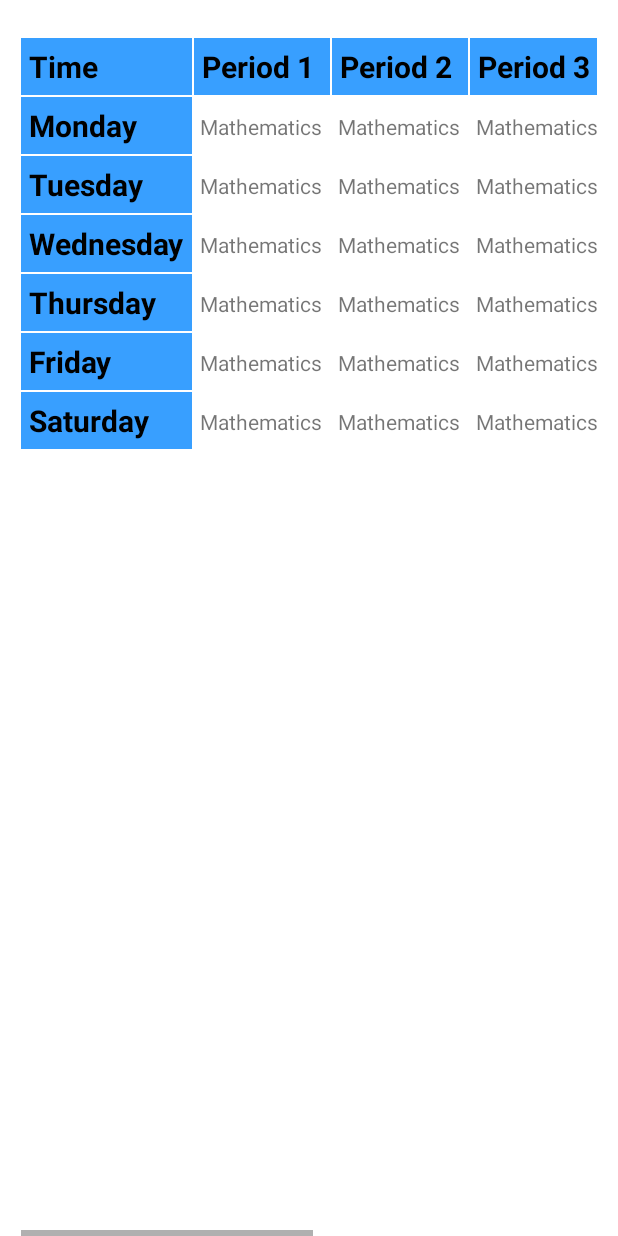
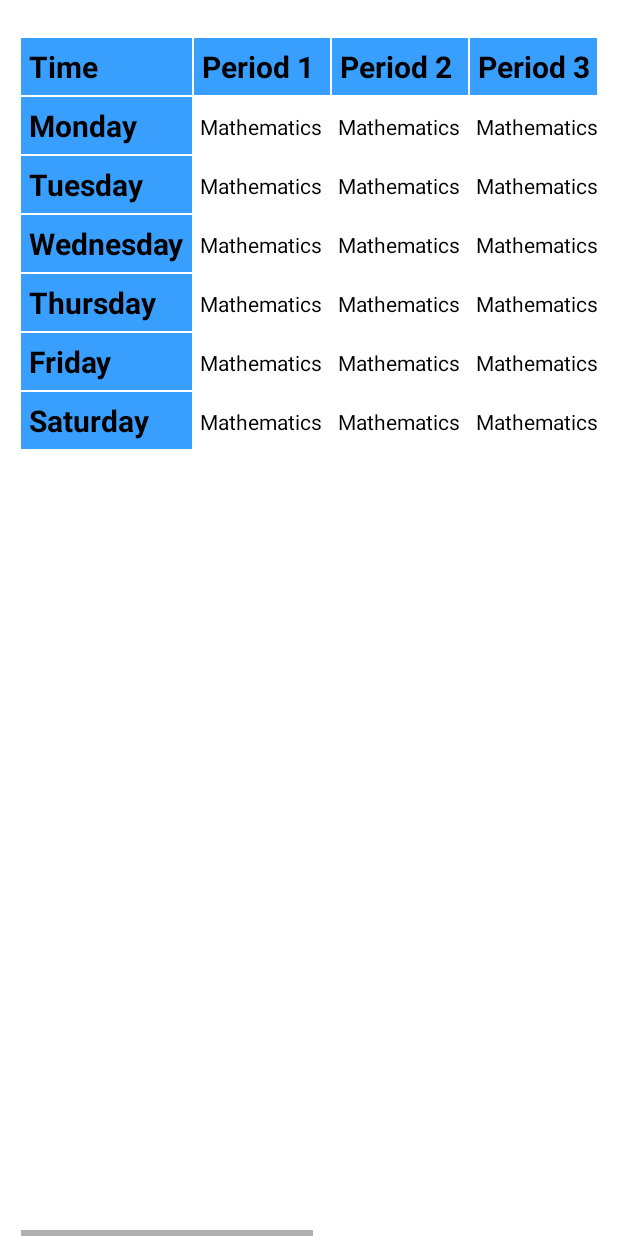
Before and after one commit to sidhartha8011/AttendenceCMRU, an Android app: the fragment TimeTable shown on its own in the app's theme, on a phone screen of 412 x 824 dp. Run offline under Robolectric (Android 15) with nearby library versions, the phone set to English and light mode, and no system bars.

Commit message:
pause 4- changes

```diff
--- a/app/src/main/res/layout/activity_profile.xml
+++ b/app/src/main/res/layout/activity_profile.xml
@@ -127,6 +127,7 @@
                 android:layout_height="wrap_content"
                 android:layout_gravity="center_vertical"
                 android:paddingLeft="20dp"
+                android:textColor="@color/black"
                 android:text="Mail"
                 android:textStyle="bold" />
         </LinearLayout>
@@ -149,6 +150,7 @@
                 android:layout_height="wrap_content"
                 android:layout_gravity="center_vertical"
                 android:paddingLeft="20dp"
+                android:textColor="@color/black"
                 android:text="Contact"
                 android:textStyle="bold" />
         </LinearLayout>
@@ -172,6 +174,7 @@
                 android:layout_gravity="center_vertical"
                 android:paddingLeft="20dp"
                 android:text=""
+                android:textColor="@color/black"
                 android:textStyle="bold" />
         </LinearLayout>
 
@@ -193,6 +196,7 @@
                 android:id="@+id/profileUSN"
                 android:layout_height="wrap_content"
                 android:layout_gravity="center_vertical"
+                android:textColor="@color/black"
                 android:paddingLeft="20dp"
                 android:textStyle="bold" />
         </LinearLayout>
--- a/app/src/main/res/layout/fragment_time_table.xml
+++ b/app/src/main/res/layout/fragment_time_table.xml
@@ -123,24 +123,28 @@
             <TextView
                 android:layout_width="wrap_content"
                 android:layout_height="wrap_content"
+                android:textColor="@color/black"
                 android:padding="5dp"
                 android:id="@+id/d11"
                 android:text="Mathematics" />
             <TextView
                 android:layout_width="wrap_content"
                 android:layout_height="wrap_content"
+                android:textColor="@color/black"
                 android:padding="5dp"
                 android:id="@+id/d12"
                 android:text="Mathematics" />
             <TextView
                 android:layout_width="wrap_content"
                 android:layout_height="wrap_content"
+                android:textColor="@color/black"
                 android:padding="5dp"
                 android:id="@+id/d13"
                 android:text="Mathematics" />
             <TextView
                 android:layout_width="wrap_content"
                 android:id="@+id/d14"
+                android:textColor="@color/black"
                 android:layout_height="wrap_content"
                 android:padding="5dp"
                 android:text="Mathematics" />
@@ -148,17 +152,20 @@
                 android:layout_width="wrap_content"
                 android:layout_height="wrap_content"
                 android:padding="5dp"
+                android:textColor="@color/black"
                 android:id="@+id/d15"
                 android:text="Mathematics" />
             <TextView
                 android:layout_width="wrap_content"
                 android:layout_height="wrap_content"
                 android:padding="5dp"
+                android:textColor="@color/black"
                 android:id="@+id/d16"
                 android:text="Mathematics" />
             <TextView
                 android:layout_width="wrap_content"
                 android:layout_height="wrap_content"
+                android:textColor="@color/black"
                 android:padding="5dp"
                 android:id="@+id/d17"
                 android:text="Mathematics" />
@@ -174,6 +181,7 @@
                 android:layout_width="wrap_content"
                 android:layout_height="wrap_content"
                 style="@style/ttt"
+                android:textColor="@color/black"
                 android:padding="5dp"
                 android:textSize="20sp"
                 android:textStyle="bold"
@@ -185,18 +193,21 @@
                 android:layout_width="wrap_content"
                 android:layout_height="wrap_content"
                 android:padding="5dp"
+                android:textColor="@color/black"
                 android:id="@+id/d21"
                 android:text="Mathematics" />
             <TextView
                 android:layout_width="wrap_content"
                 android:layout_height="wrap_content"
                 android:padding="5dp"
+                android:textColor="@color/black"
                 android:id="@+id/d22"
                 android:text="Mathematics" />
             <TextView
                 android:layout_width="wrap_content"
                 android:layout_height="wrap_content"
                 android:padding="5dp"
+                android:textColor="@color/black"
                 android:id="@+id/d23"
                 android:text="Mathematics" />
             <TextView
@@ -204,23 +215,27 @@
                 android:id="@+id/d24"
                 android:layout_height="wrap_content"
                 android:padding="5dp"
+                android:textColor="@color/black"
                 android:text="Mathematics" />
             <TextView
                 android:layout_width="wrap_content"
                 android:layout_height="wrap_content"
                 android:padding="5dp"
+                android:textColor="@color/black"
                 android:id="@+id/d25"
                 android:text="Mathematics" />
             <TextView
                 android:layout_width="wrap_content"
                 android:layout_height="wrap_content"
                 android:padding="5dp"
+                android:textColor="@color/black"
                 android:id="@+id/d26"
                 android:text="Mathematics" />
             <TextView
                 android:layout_width="wrap_content"
                 android:layout_height="wrap_content"
                 android:padding="5dp"
+                android:textColor="@color/black"
                 android:id="@+id/d27"
                 android:text="Mathematics" />
 
@@ -235,6 +250,7 @@
                 android:layout_width="wrap_content"
                 android:layout_height="wrap_content"
                 style="@style/ttt"
+                android:textColor="@color/black"
                 android:padding="5dp"
                 android:textSize="20sp"
                 android:layout_marginTop="1dp"
@@ -246,23 +262,27 @@
                 android:layout_width="wrap_content"
                 android:layout_height="wrap_content"
                 android:padding="5dp"
+                android:textColor="@color/black"
                 android:id="@+id/d31"
                 android:text="Mathematics" />
             <TextView
                 android:layout_width="wrap_content"
                 android:layout_height="wrap_content"
                 android:padding="5dp"
+                android:textColor="@color/black"
                 android:id="@+id/d32"
                 android:text="Mathematics" />
             <TextView
                 android:layout_width="wrap_content"
                 android:layout_height="wrap_content"
                 android:padding="5dp"
+                android:textColor="@color/black"
                 android:id="@+id/d33"
                 android:text="Mathematics" />
             <TextView
                 android:layout_width="wrap_content"
                 android:id="@+id/d34"
+                android:textColor="@color/black"
                 android:layout_height="wrap_content"
                 android:padding="5dp"
                 android:text="Mathematics" />
@@ -270,18 +290,21 @@
                 android:layout_width="wrap_content"
                 android:layout_height="wrap_content"
                 android:padding="5dp"
+                android:textColor="@color/black"
                 android:id="@+id/d35"
                 android:text="Mathematics" />
             <TextView
                 android:layout_width="wrap_content"
                 android:layout_height="wrap_content"
                 android:padding="5dp"
+                android:textColor="@color/black"
                 android:id="@+id/d36"
                 android:text="Mathematics" />
             <TextView
                 android:layout_width="wrap_content"
                 android:layout_height="wrap_content"
                 android:padding="5dp"
+                android:textColor="@color/black"
                 android:id="@+id/d37"
                 android:text="Mathematics" />
 
@@ -296,6 +319,7 @@
                 android:layout_width="wrap_content"
                 android:layout_height="wrap_content"
                 style="@style/ttt"
+                android:textColor="@color/black"
                 android:padding="5dp"
                 android:layout_marginTop="1dp"
                 android:textSize="20sp"
@@ -308,11 +332,13 @@
                 android:layout_height="wrap_content"
                 android:padding="5dp"
                 android:id="@+id/d41"
+                android:textColor="@color/black"
                 android:text="Mathematics" />
             <TextView
                 android:layout_width="wrap_content"
                 android:layout_height="wrap_content"
                 android:padding="5dp"
+                android:textColor="@color/black"
                 android:id="@+id/d42"
                 android:text="Mathematics" />
             <TextView
@@ -320,10 +346,12 @@
                 android:layout_height="wrap_content"
                 android:padding="5dp"
                 android:id="@+id/d43"
+                android:textColor="@color/black"
                 android:text="Mathematics" />
             <TextView
                 android:layout_width="wrap_content"
                 android:id="@+id/d44"
+                android:textColor="@color/black"
                 android:layout_height="wrap_content"
                 android:padding="5dp"
                 android:text="Mathematics" />
@@ -332,17 +360,20 @@
                 android:layout_height="wrap_content"
                 android:padding="5dp"
                 android:id="@+id/d45"
+                android:textColor="@color/black"
                 android:text="Mathematics" />
             <TextView
                 android:layout_width="wrap_content"
                 android:layout_height="wrap_content"
                 android:padding="5dp"
+                android:textColor="@color/black"
                 android:id="@+id/d46"
                 android:text="Mathematics" />
             <TextView
                 android:layout_width="wrap_content"
                 android:layout_height="wrap_content"
                 android:padding="5dp"
+                android:textColor="@color/black"
                 android:id="@+id/d47"
                 android:text="Mathematics" />
 
@@ -357,6 +388,7 @@
                 android:layout_width="wrap_content"
                 android:layout_height="wrap_content"
                 style="@style/ttt"
+                android:textColor="@color/black"
                 android:padding="5dp"
                 android:textSize="20sp"
                 android:textStyle="bold"
@@ -368,23 +400,27 @@
                 android:layout_width="wrap_content"
                 android:layout_height="wrap_content"
                 android:padding="5dp"
+                android:textColor="@color/black"
                 android:id="@+id/d51"
                 android:text="Mathematics" />
             <TextView
                 android:layout_width="wrap_content"
                 android:layout_height="wrap_content"
                 android:padding="5dp"
+                android:textColor="@color/black"
                 android:id="@+id/d52"
                 android:text="Mathematics" />
             <TextView
                 android:layout_width="wrap_content"
                 android:layout_height="wrap_content"
                 android:padding="5dp"
+                android:textColor="@color/black"
                 android:id="@+id/d53"
                 android:text="Mathematics" />
             <TextView
                 android:layout_width="wrap_content"
                 android:id="@+id/d54"
+                android:textColor="@color/black"
                 android:layout_height="wrap_content"
                 android:padding="5dp"
                 android:text="Mathematics" />
@@ -392,18 +428,21 @@
                 android:layout_width="wrap_content"
                 android:layout_height="wrap_content"
                 android:padding="5dp"
+                android:textColor="@color/black"
                 android:id="@+id/d55"
                 android:text="Mathematics" />
             <TextView
                 android:layout_width="wrap_content"
                 android:layout_height="wrap_content"
                 android:padding="5dp"
+                android:textColor="@color/black"
                 android:id="@+id/d56"
                 android:text="Mathematics" />
             <TextView
                 android:layout_width="wrap_content"
                 android:layout_height="wrap_content"
                 android:padding="5dp"
+                android:textColor="@color/black"
                 android:id="@+id/d57"
                 android:text="Mathematics" />
          </TableRow>
@@ -417,6 +456,7 @@
                 android:layout_width="wrap_content"
                 android:layout_height="wrap_content"
                 style="@style/ttt"
+                android:textColor="@color/black"
                 android:padding="5dp"
                 android:textSize="20sp"
                 android:textStyle="bold"
@@ -427,23 +467,27 @@
                 android:layout_width="wrap_content"
                 android:layout_height="wrap_content"
                 android:padding="5dp"
+                android:textColor="@color/black"
                 android:id="@+id/d61"
                 android:text="Mathematics" />
             <TextView
                 android:layout_width="wrap_content"
                 android:layout_height="wrap_content"
                 android:padding="5dp"
+                android:textColor="@color/black"
                 android:id="@+id/d62"
                 android:text="Mathematics" />
             <TextView
                 android:layout_width="wrap_content"
                 android:layout_height="wrap_content"
                 android:padding="5dp"
+                android:textColor="@color/black"
                 android:id="@+id/d63"
                 android:text="Mathematics" />
             <TextView
                 android:layout_width="wrap_content"
                 android:id="@+id/d64"
+                android:textColor="@color/black"
                 android:layout_height="wrap_content"
                 android:padding="5dp"
                 android:text="Mathematics" />
@@ -452,17 +496,20 @@
                 android:layout_height="wrap_content"
                 android:padding="5dp"
                 android:id="@+id/d65"
+                android:textColor="@color/black"
                 android:text="Mathematics" />
             <TextView
                 android:layout_width="wrap_content"
                 android:layout_height="wrap_content"
                 android:padding="5dp"
+                android:textColor="@color/black"
                 android:id="@+id/d66"
                 android:text="Mathematics" />
             <TextView
                 android:layout_width="wrap_content"
                 android:layout_height="wrap_content"
                 android:padding="5dp"
+                android:textColor="@color/black"
                 android:id="@+id/d67"
                 android:text="Mathematics" />
 
```
